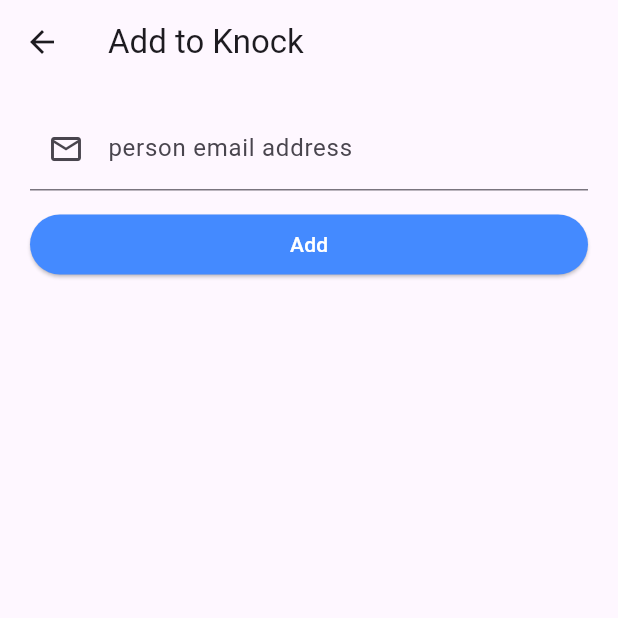
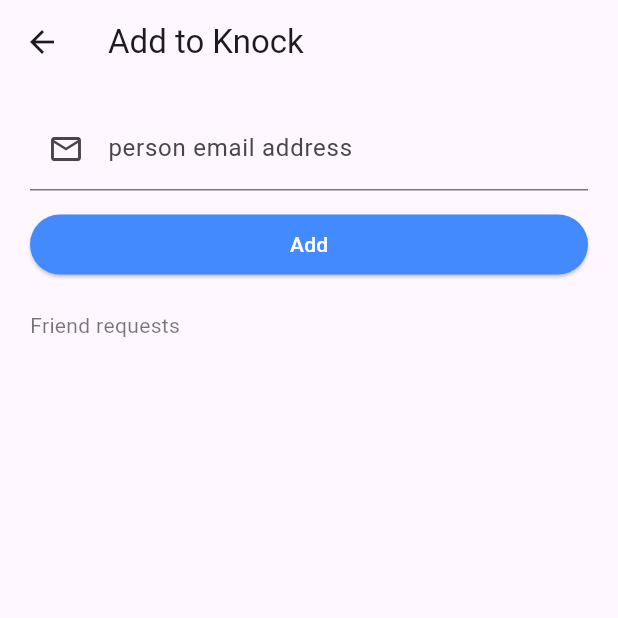
Before and after one commit to dipta-2707/knock_knock, a Flutter app: the HomePage screen opened by its route, after a tap on the "person add alt 1" icon, on a phone screen of 412 x 824 dp, the top half of it. Run offline on Flutter 3.47's test engine with Material 2 defaults, Android fonts, the phone set to English and light mode, and no system bars; our stand-ins replace cloud_firestore, firebase_auth, firebase_core, get, google_sign_in; missing offline and left inert: dart:ffi; accounts and stored records are empty; network calls fail.

Commit message:
add friend request options

```diff
--- a/lib/view/pages/add_friend_page.dart
+++ b/lib/view/pages/add_friend_page.dart
@@ -1,6 +1,9 @@
 import 'package:flutter/material.dart';
 import 'package:get/get.dart';
 import 'package:knockme/controller/page/add_friend_controller.dart';
+import 'package:knockme/model/user_model.dart';
+
+import '../../api/api.dart';
 
 class AddFriendPage extends GetView<AddFriendController> {
   const AddFriendPage({Key? key}) : super(key: key);
@@ -14,6 +17,7 @@
       body: Padding(
         padding: const EdgeInsets.symmetric(horizontal: 20.0, vertical: 15.0),
         child: Column(
+          crossAxisAlignment: CrossAxisAlignment.start,
           children: [
             TextField(
               controller: controller.emailController,
@@ -37,12 +41,112 @@
                       child: const Text(
                         'Add',
                         style: TextStyle(color: Colors.white),
-                        ))),
+                      )),
+                ),
               ],
-            )
+            ),
+            const SizedBox(
+              height: 20.0,
+            ),
+            const Text(
+              'Friend requests ',
+              style: TextStyle(color: Color(0x88000000)),
+            ),
+            const SizedBox(
+              height: 10.0,
+            ),
+            StreamBuilder(
+                stream: KnockApis.getFriendRequests(),
+                builder: (context, requestSnapshot) {
+                  switch (requestSnapshot.connectionState) {
+                    case ConnectionState.none:
+                    case ConnectionState.waiting:
+                      return const SizedBox();
+                    case ConnectionState.done:
+                    case ConnectionState.active:
+                      if (requestSnapshot.data!.size > 0) {
+                        return StreamBuilder(
+                          stream: KnockApis.getListedUsers(
+                              userIds: requestSnapshot.data?.docs
+                                      .map((e) => e.id)
+                                      .toList() ??
+                                  []),
+                          builder: (context, userSnapshot) {
+                            switch (userSnapshot.connectionState) {
+                              case ConnectionState.none:
+                              case ConnectionState.waiting:
+                                return const Center(
+                                  child: CircularProgressIndicator(
+                                    strokeWidth: 2.0,
+                                  ),
+                                );
+                              case ConnectionState.done:
+                              case ConnectionState.active:
+                                if (userSnapshot.data!.size > 0) {
+                                  return Expanded(
+                                    child: ListView.builder(
+                                      itemCount: userSnapshot.data!.size,
+                                      itemBuilder: (context, index) {
+                                        return _requestsTile(UserModel.fromJson(
+                                            userSnapshot.data!.docs[index]
+                                                .data()));
+                                      },
+                                    ),
+                                  );
+                                } else {
+                                  return const SizedBox();
+                                }
+                            }
+                          },
+                        );
+                      }
+                      return const SizedBox();
+                  }
+                }),
           ],
         ),
       ),
     );
   }
+
+  Widget _requestsTile(UserModel userModel) {
+    return ListTile(
+      leading: Image.network(
+        userModel.image,
+        fit: BoxFit.cover,
+        width: 40.0,
+        height: 40.0,
+      ),
+      contentPadding: EdgeInsets.zero,
+      title: Text(userModel.name),
+      subtitle: Text(userModel.bio),
+      trailing: Wrap(
+        children: [
+          IconButton(
+            onPressed: () {
+              controller.rejectRequest(id: userModel.id);
+            },
+            color: Colors.red,
+            icon: const Icon(
+              Icons.close,
+              size: 18,
+            ),
+          ),
+          const SizedBox(
+            width: 4.0,
+          ),
+          IconButton(
+            onPressed: () {
+              controller.acceptRequest(id: userModel.id);
+            },
+            color: Colors.green,
+            icon: const Icon(
+              Icons.done,
+              size: 18,
+            ),
+          ),
+        ],
+      ),
+    );
   }
+}
--- a/lib/view/pages/home_page.dart
+++ b/lib/view/pages/home_page.dart
@@ -33,7 +33,7 @@
                 );
               case ConnectionState.done:
               case ConnectionState.active:
-                if (friendSnapshot.hasData) {
+                if (friendSnapshot.data!.size > 0) {
                   return StreamBuilder(
                     stream: KnockApis.getListedUsers(
                         userIds: friendSnapshot.data?.docs
@@ -75,7 +75,10 @@
                   );
                 }
                 return const Center(
-                  child: Text('No one to Knock.\nAdd your knock friend.'),
+                  child: Text(
+                    'No one to Knock.\nAdd your knock friend.',
+                    textAlign: TextAlign.center,
+                  ),
                 );
             }
           },
@@ -107,7 +110,9 @@
   }
 
   Widget _addFriendButton(BuildContext context) {
-    return FloatingActionButton.small(
+    return Stack(
+      children: [
+        FloatingActionButton.small(
           backgroundColor: Colors.blueAccent,
           onPressed: () {
             controller.gotoAddFriendPage();
@@ -117,6 +122,37 @@
             color: Colors.white,
             size: 22.0,
           ),
+        ),
+        StreamBuilder(
+            stream: KnockApis.getFriendRequests(),
+            builder: (context, snapshot) {
+              switch (snapshot.connectionState) {
+                case ConnectionState.none:
+                case ConnectionState.waiting:
+                  return const SizedBox();
+                case ConnectionState.done:
+                case ConnectionState.active:
+                  if (snapshot.data!.size > 0) {
+                    return Positioned(
+                      right: 0,
+                      top: -5,
+                      child: Container(
+                        padding: EdgeInsets.all(5.0),
+                        decoration: BoxDecoration(
+                          shape: BoxShape.circle,
+                          color: Colors.red,
+                        ),
+                        child: Text(
+                          snapshot.data?.size.toString() ?? '',
+                          style: TextStyle(color: Colors.white),
+                        ),
+                      ),
+                    );
+                  }
+                  return const SizedBox();
+              }
+            }),
+      ],
     );
   }
 }
```
Also changed, not shown: lib/api/api.dart (+45 -4 lines), lib/controller/page/add_friend_controller.dart (+9 -1 lines). Lines whose indentation alone changed are shown as unchanged.
